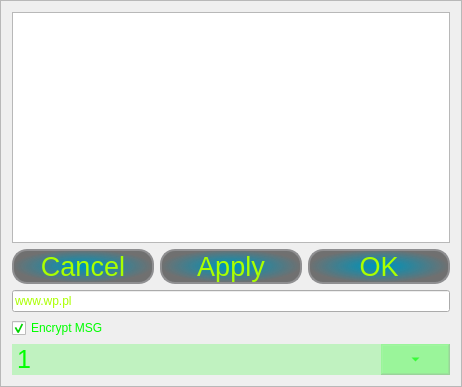
Qt form iDom_Client/frameoptions.ui (cyniu88/QT_kurs) before a commit.
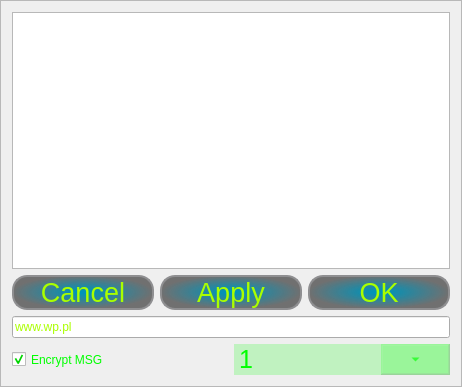
The same form after that commit. Icons and pictures are not drawn.

Commit message: poprawki w gui opcji

The edit to the form file:
```diff
--- a/iDom_Client/frameoptions.ui
+++ b/iDom_Client/frameoptions.ui
@@ -109,8 +109,54 @@
      </property>
     </widget>
    </item>
-   <item row="4" column="0">
+   <item row="2" column="0">
+    <widget class="QLineEdit" name="serverAddres">
+     <property name="sizePolicy">
+      <sizepolicy hsizetype="Expanding" vsizetype="Fixed">
+       <horstretch>0</horstretch>
+       <verstretch>0</verstretch>
+      </sizepolicy>
+     </property>
+     <property name="styleSheet">
+      <string notr="true">color: rgb(170, 255, 0);</string>
+     </property>
+     <property name="text">
+      <string>www.wp.pl</string>
+     </property>
+    </widget>
+   </item>
+   <item row="3" column="0">
+    <layout class="QHBoxLayout" name="horizontalLayout_2">
+     <item>
+      <widget class="QCheckBox" name="encryptCheckBox">
+       <property name="sizePolicy">
+        <sizepolicy hsizetype="Minimum" vsizetype="Minimum">
+         <horstretch>0</horstretch>
+         <verstretch>0</verstretch>
+        </sizepolicy>
+       </property>
+       <property name="styleSheet">
+        <string notr="true">color: rgb(0, 255, 0);</string>
+       </property>
+       <property name="text">
+        <string>Encrypt MSG</string>
+       </property>
+       <property name="checkable">
+        <bool>true</bool>
+       </property>
+       <property name="checked">
+        <bool>true</bool>
+       </property>
+      </widget>
+     </item>
+     <item>
     <widget class="QComboBox" name="fontSize">
+       <property name="sizePolicy">
+        <sizepolicy hsizetype="Preferred" vsizetype="Minimum">
+         <horstretch>0</horstretch>
+         <verstretch>0</verstretch>
+        </sizepolicy>
+       </property>
      <property name="styleSheet">
       <string notr="true">
 QComboBox {
@@ -205,31 +251,7 @@
      </item>
     </widget>
    </item>
-   <item row="3" column="0">
-    <widget class="QCheckBox" name="encryptCheckBox">
-     <property name="styleSheet">
-      <string notr="true">color: rgb(0, 255, 0);</string>
-     </property>
-     <property name="text">
-      <string>Encrypt MSG</string>
-     </property>
-     <property name="checkable">
-      <bool>true</bool>
-     </property>
-     <property name="checked">
-      <bool>true</bool>
-     </property>
-    </widget>
-   </item>
-   <item row="2" column="0">
-    <widget class="QLineEdit" name="serverAddres">
-     <property name="styleSheet">
-      <string notr="true">color: rgb(170, 255, 0);</string>
-     </property>
-     <property name="text">
-      <string>www.wp.pl</string>
-     </property>
-    </widget>
+    </layout>
    </item>
   </layout>
  </widget>
```
Lines whose indentation alone changed are shown as unchanged. The commit also changes 4 other files.
